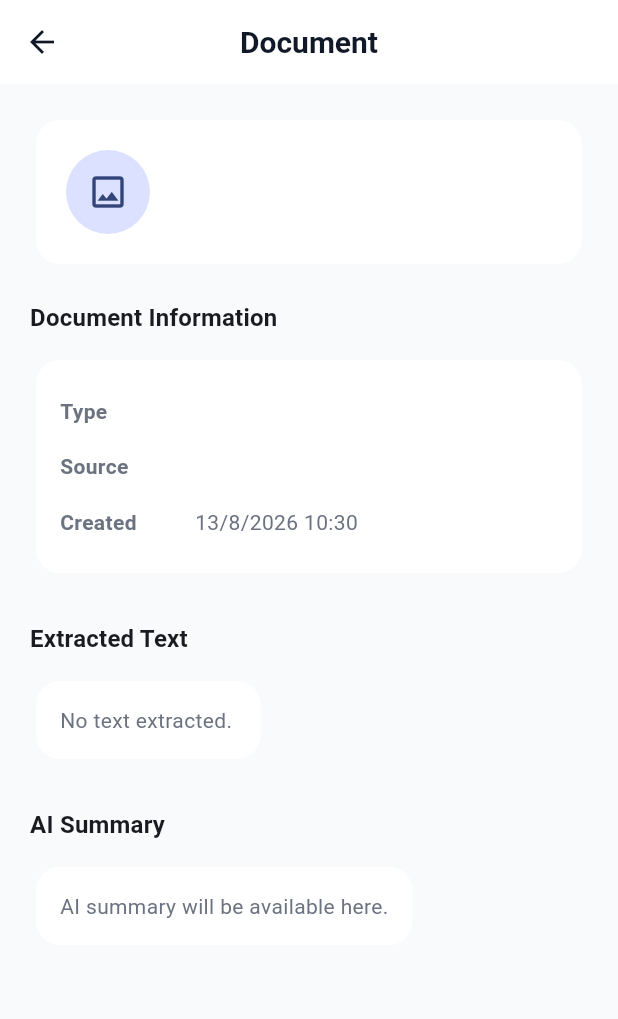
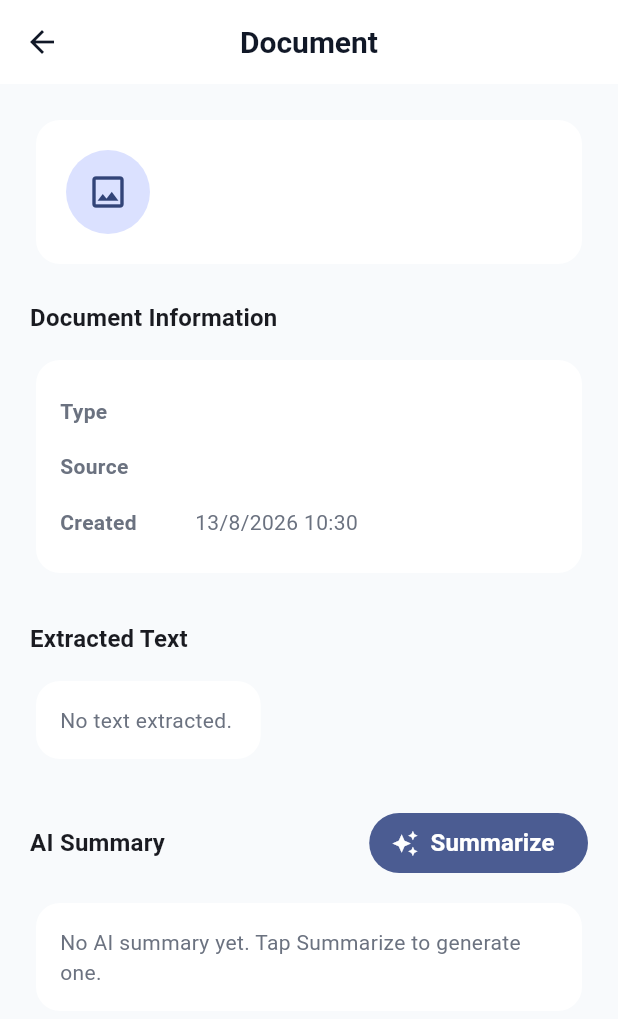
Before and after one commit to prggopinath/docintel-ai, a Flutter app: the DocumentDetailScreen screen opened directly with empty values, on a phone screen of 412 x 824 dp. Shown: the top 1019 px of the screen. Run offline on Flutter 3.47's test engine with Material 3 defaults, Android fonts, the phone set to English and light mode, and no system bars; our stand-ins replace dio, file_picker, image_picker, sqflite; missing offline and left inert: google_mlkit_text_recognition, pdfx, read_pdf_text; accounts and stored records are empty.

Commit message:
Add AI summary generation for documents

```diff
--- a/mobile/app/lib/features/documents/screens/document_detail_screen.dart
+++ b/mobile/app/lib/features/documents/screens/document_detail_screen.dart
@@ -1,14 +1,106 @@
 import 'package:flutter/material.dart';
 
+import '../../../services/ai/ai_service.dart';
+import '../../../services/storage/document_repository.dart';
 import '../../../shared/models/document_model.dart';
 
-class DocumentDetailScreen extends StatelessWidget {
+class DocumentDetailScreen extends StatefulWidget {
   const DocumentDetailScreen({
     super.key,
     required this.document,
   });
 
   final DocumentModel document;
+
+  @override
+  State<DocumentDetailScreen> createState() => _DocumentDetailScreenState();
+}
+
+class _DocumentDetailScreenState extends State<DocumentDetailScreen> {
+  final AiService _aiService = AiService();
+  final DocumentRepository _repository = DocumentRepository();
+
+  late String? _summary;
+  bool _isGeneratingSummary = false;
+
+  @override
+  void initState() {
+    super.initState();
+    _summary = widget.document.summary;
+  }
+
+  Future<void> _generateSummary() async {
+    if (_isGeneratingSummary) return;
+
+    if (widget.document.extractedText.trim().isEmpty) {
+      ScaffoldMessenger.of(context).showSnackBar(
+        const SnackBar(
+          content: Text("No extracted text available for summarization."),
+        ),
+      );
+      return;
+    }
+
+    setState(() {
+      _isGeneratingSummary = true;
+    });
+
+    try {
+      final response = await _aiService.generateSummary(
+        widget.document.extractedText,
+      );
+
+      if (!mounted) return;
+
+      if (!response.success || response.summary.trim().isEmpty) {
+        setState(() {
+          _isGeneratingSummary = false;
+        });
+
+        ScaffoldMessenger.of(context).showSnackBar(
+          SnackBar(
+            content: Text(
+              response.error?.isNotEmpty == true
+                  ? response.error!
+                  : "Unable to generate summary.",
+            ),
+          ),
+        );
+
+        return;
+      }
+
+      await _repository.updateSummary(
+        widget.document.id,
+        response.summary,
+      );
+
+      if (!mounted) return;
+
+      setState(() {
+        _summary = response.summary;
+        _isGeneratingSummary = false;
+      });
+
+      ScaffoldMessenger.of(context).showSnackBar(
+        const SnackBar(
+          content: Text("AI summary generated successfully."),
+        ),
+      );
+    } catch (e) {
+      if (!mounted) return;
+
+      setState(() {
+        _isGeneratingSummary = false;
+      });
+
+      ScaffoldMessenger.of(context).showSnackBar(
+        SnackBar(
+          content: Text("AI Summary Error: $e"),
+        ),
+      );
+    }
+  }
 
   String _formatDate(DateTime date) {
     return '${date.day}/${date.month}/${date.year} '
@@ -17,7 +109,7 @@ class DocumentDetailScreen extends StatelessWidget {
   }
 
   IconData _getDocumentIcon() {
-    if (document.type == 'pdf') {
+    if (widget.document.type == 'pdf') {
       return Icons.picture_as_pdf_outlined;
     }
 
@@ -53,7 +145,7 @@ class DocumentDetailScreen extends StatelessWidget {
                     const SizedBox(width: 16),
                     Expanded(
                       child: Text(
-                        document.name,
+                        widget.document.name,
                         style: theme.textTheme.titleLarge?.copyWith(
                           fontWeight: FontWeight.bold,
                         ),
@@ -83,15 +175,15 @@ class DocumentDetailScreen extends StatelessWidget {
                   children: [
                     _InfoRow(
                       label: 'Type',
-                      value: document.type.toUpperCase(),
+                      value: widget.document.type.toUpperCase(),
                     ),
                     _InfoRow(
                       label: 'Source',
-                      value: document.source,
+                      value: widget.document.source,
                     ),
                     _InfoRow(
                       label: 'Created',
-                      value: _formatDate(document.createdAt),
+                      value: _formatDate(widget.document.createdAt),
                     ),
                   ],
                 ),
@@ -114,9 +206,9 @@ class DocumentDetailScreen extends StatelessWidget {
               child: Padding(
                 padding: const EdgeInsets.all(16),
                 child: SelectableText(
-                  document.extractedText.isEmpty
+                  widget.document.extractedText.isEmpty
                       ? 'No text extracted.'
-                      : document.extractedText,
+                      : widget.document.extractedText,
                   style: theme.textTheme.bodyMedium,
                 ),
               ),
@@ -124,11 +216,37 @@ class DocumentDetailScreen extends StatelessWidget {
 
             const SizedBox(height: 28),
 
-            Text(
-              'AI Summary',
-              style: theme.textTheme.titleMedium?.copyWith(
-                fontWeight: FontWeight.bold,
-              ),
+            Row(
+              children: [
+                Expanded(
+                  child: Text(
+                    'AI Summary',
+                    style: theme.textTheme.titleMedium?.copyWith(
+                      fontWeight: FontWeight.bold,
+                    ),
+                  ),
+                ),
+                FilledButton.icon(
+                  onPressed:
+                      _isGeneratingSummary ? null : _generateSummary,
+                  icon: _isGeneratingSummary
+                      ? const SizedBox(
+                          width: 18,
+                          height: 18,
+                          child: CircularProgressIndicator(
+                            strokeWidth: 2,
+                          ),
+                        )
+                      : const Icon(Icons.auto_awesome),
+                  label: Text(
+                    _isGeneratingSummary
+                        ? 'Generating...'
+                        : _summary?.isNotEmpty == true
+                            ? 'Regenerate'
+                            : 'Summarize',
+                  ),
+                ),
+              ],
             ),
 
             const SizedBox(height: 12),
@@ -138,13 +256,15 @@ class DocumentDetailScreen extends StatelessWidget {
               child: Padding(
                 padding: const EdgeInsets.all(16),
                 child: Text(
-                  document.summary?.isNotEmpty == true
-                      ? document.summary!
-                      : 'AI summary will be available here.',
+                  _summary?.isNotEmpty == true
+                      ? _summary!
+                      : 'No AI summary yet. Tap Summarize to generate one.',
                   style: theme.textTheme.bodyMedium,
                 ),
               ),
             ),
+
+            const SizedBox(height: 30),
           ],
         ),
       ),
```
Also changed, not shown: mobile/app/lib/services/storage/document_database_service.dart (+16 -0 lines), mobile/app/lib/services/storage/document_repository.dart (+10 -0 lines).
